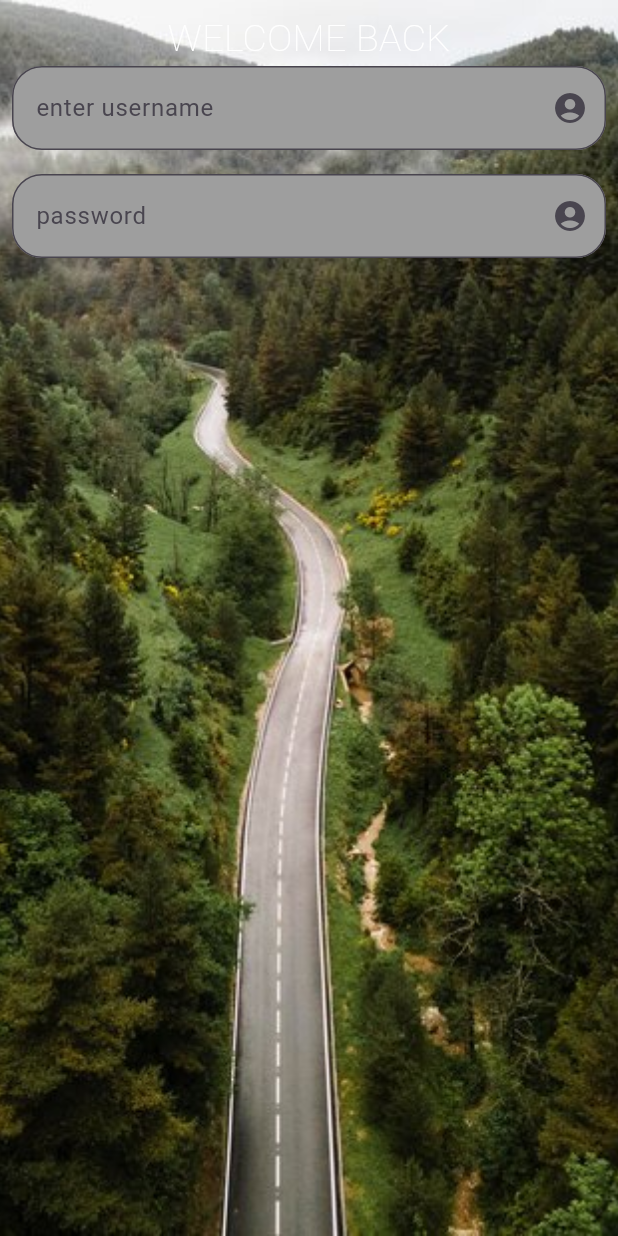
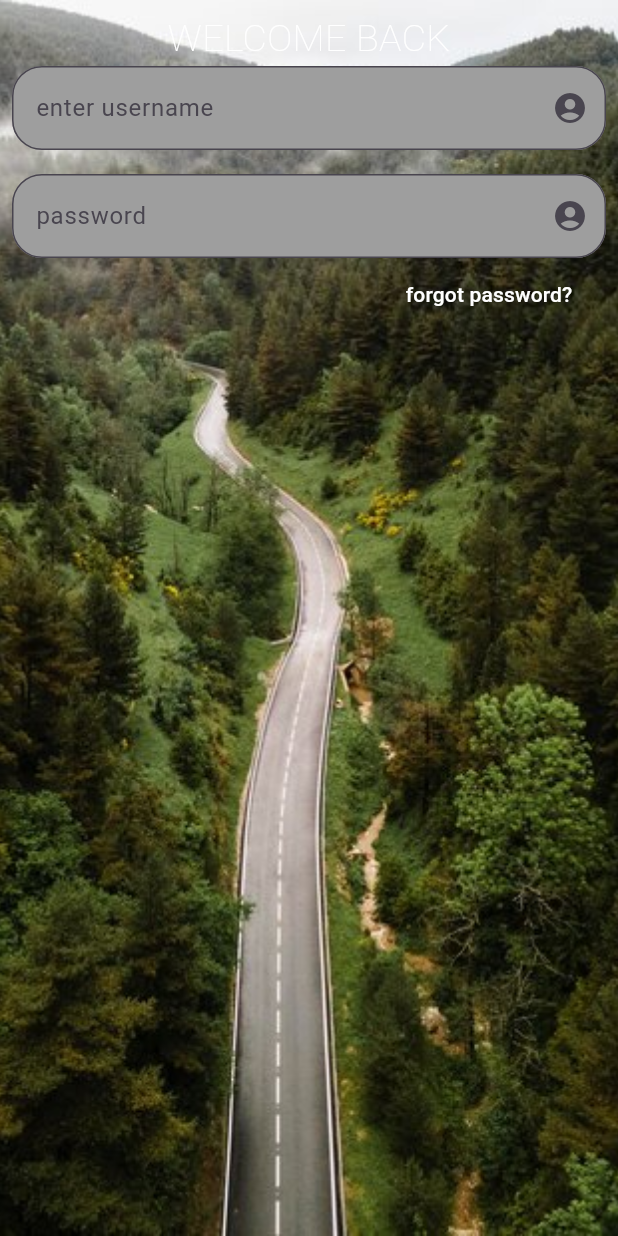
Before and after one commit to lynxn99/flutter_application_1, a Flutter app: the screen it shows after launch, after a tap on "Login", on a phone screen of 412 x 824 dp. Run offline on Flutter 3.47's test engine with Material 3 defaults, Android fonts, the phone set to English and light mode, and no system bars.

Commit message:
login ui

```diff
--- a/lib/login.dart
+++ b/lib/login.dart
@@ -57,9 +57,14 @@ class Login extends StatelessWidget {
                       ),
                     ),
                   ),
+                  Padding(
+                    padding: const EdgeInsets.only(left: 240),
+                    child: TextButton(onPressed:(){},child:Text("forgot password?",style: TextStyle(color: Colors.white))),
+                  )
                 ],
               ),
             ),
+
           ),
         ],
       ),
--- a/pubspec.yaml
+++ b/pubspec.yaml
@@ -35,6 +35,7 @@ dependencies:
   # Use with the CupertinoIcons class for iOS style icons.
   cupertino_icons: ^1.0.8
   lottie: ^3.3.1
+  google_fonts: ^6.2.1
 
 dev_dependencies:
   flutter_test:
```
Also changed, not shown: pubspec.lock, 1 other file.
